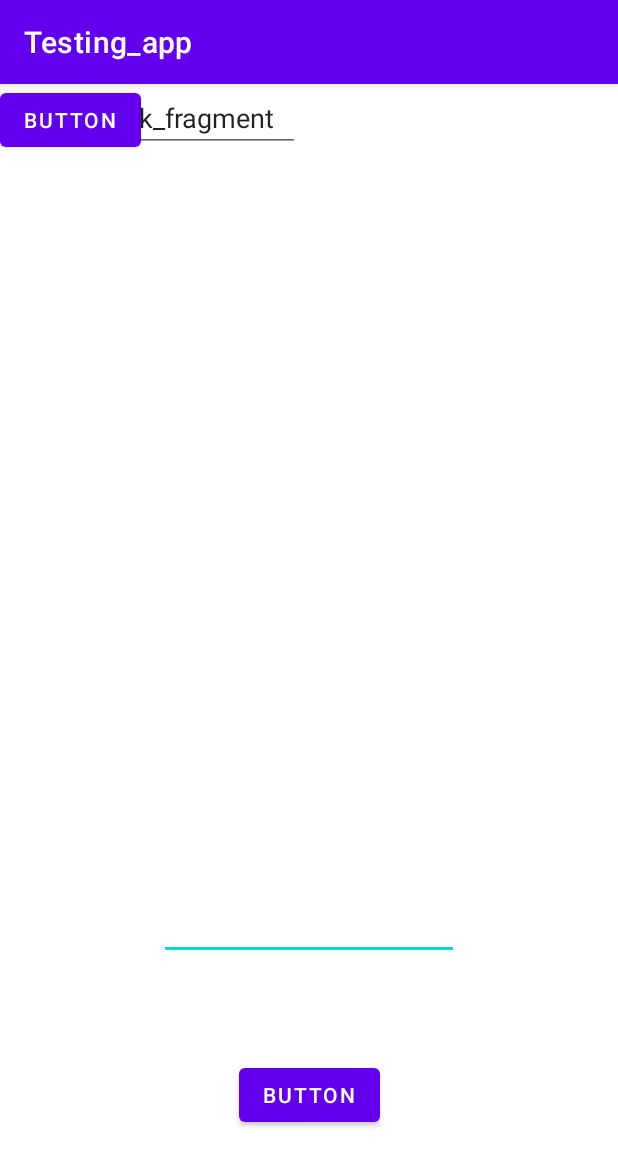
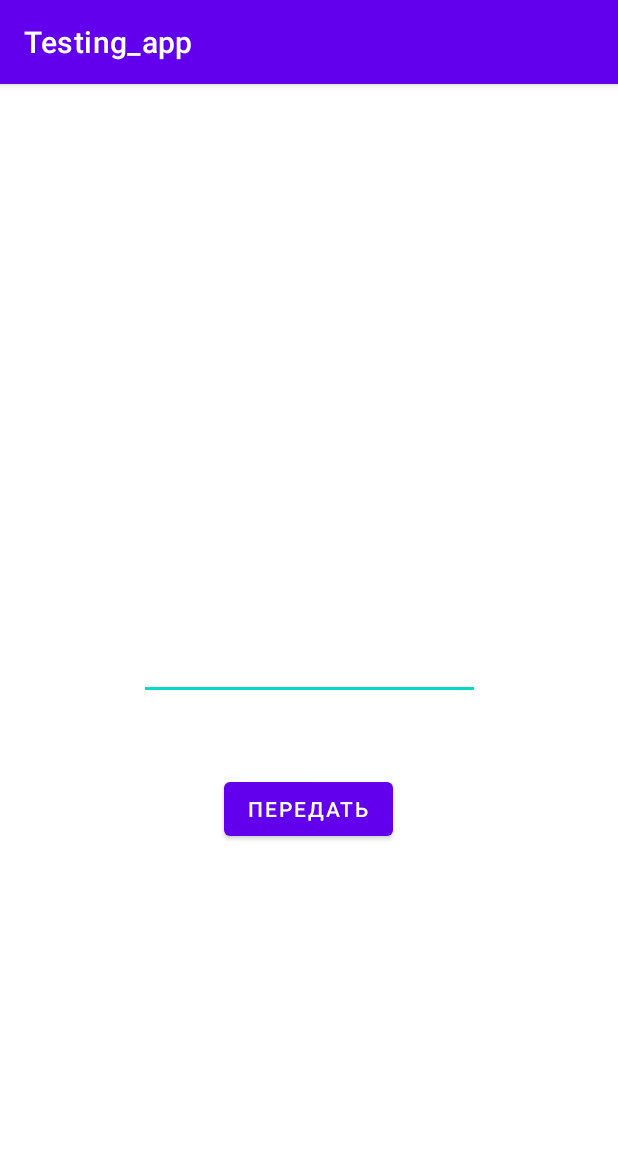
Before and after one commit to steelarmofjustice/Testing_app, an Android app: the screen it shows after launch (MainActivity), on a phone screen of 412 x 824 dp. Shown: the top 1166 px of the screen. Run offline under Robolectric (Android 15) with nearby library versions, the phone set to English and light mode, and no system bars.

Commit message:
Main commit

```diff
--- /dev/null
+++ b/app/src/main/java/com/example/testing_app/ButtonClick.kt
@@ -0,0 +1,5 @@
+package com.example.testing_app
+
+interface ButtonClick {
+    fun onClick()
+}
--- a/app/src/main/java/com/example/testing_app/Frag_1.kt
+++ b/app/src/main/java/com/example/testing_app/Frag_1.kt
@@ -1,14 +1,18 @@
 package com.example.testing_app
 
+import android.content.Context
 import android.os.Bundle
 import androidx.fragment.app.Fragment
 import android.view.LayoutInflater
 import android.view.View
 import android.view.ViewGroup
+import android.widget.Button
 import android.widget.EditText
 import android.widget.TextView
 
 class Frag_1 : Fragment() {
+
+    private var click : ButtonClick? = null
 
     override fun onCreateView(
         inflater: LayoutInflater, container: ViewGroup?,
@@ -16,17 +20,26 @@ class Frag_1 : Fragment() {
     ): View? {
         val view = inflater.inflate(R.layout.fragment_frag_1, container, false)
         val textV: EditText = view.findViewById(R.id.inptxt)
+        view.findViewById<Button>(R.id.button).apply {
+            setOnClickListener{ click?.onClick() }
+        }
         return view
     }
 
-    companion object {
-        fun newInstance(id: Int): Frag_1{
+    /**companion object {
+        fun newInstance(id: String): Frag_1{
             val args = Bundle()
-            args.putInt("openWithID", id)
+            args.putString("openWithID", id)
             val fragment = Frag_1()
             fragment.arguments = args
             return fragment
         }
+    }*/
+
+    override fun onAttach(context: Context) {
+        super.onAttach(context)
+        if(context is ButtonClick){
+            click = context
+        }
     }
-    //supportFragmentManager.beginTransaction().add(R.id.contain, Frag_1()).commit()
 }
--- a/app/src/main/java/com/example/testing_app/MainActivity.kt
+++ b/app/src/main/java/com/example/testing_app/MainActivity.kt
@@ -8,14 +8,15 @@ import android.widget.Button
 import android.widget.EditText
 import android.widget.TextView
 
-interface FragClickListen {
-    fun onClick()
-}
-
-class MainActivity : AppCompatActivity() {
+class MainActivity : AppCompatActivity(), ButtonClick {
+    private var txt = ""
     override fun onCreate(savedInstanceState: Bundle?) {
         super.onCreate(savedInstanceState)
         setContentView(R.layout.activity_main)
+        supportFragmentManager.beginTransaction()
+            .addToBackStack(null)
+            .replace(R.id.contain1, Frag_1())
+            .commit()
         /**val textV:EditText = findViewById(R.id.txt)
         val button = findViewById<Button>(R.id.button)
         button.setOnClickListener {
@@ -25,7 +26,13 @@ class MainActivity : AppCompatActivity() {
             data.putExtra("msg", inp)
             startActivity(data)
         }*/
+    }
 
-        supportFragmentManager.beginTransaction().add(R.id.contain, Frag_1()).commit()
+    override fun onClick() {
+        txt = "Trello"
+        supportFragmentManager.beginTransaction()
+            .addToBackStack(null)
+            .replace(R.id.contain1, Frag_2.newInstance(txt))
+            .commit()
     }
 }
--- a/app/src/main/res/layout/activity_main.xml
+++ b/app/src/main/res/layout/activity_main.xml
@@ -6,33 +6,15 @@
     android:layout_height="match_parent"
     tools:context=".MainActivity">
 
-    <EditText
-        android:id="@+id/txt"
-        android:layout_width="200dp"
-        android:layout_height="400dp"
-        android:editable="true"
-        app:layout_constraintBottom_toBottomOf="parent"
-        app:layout_constraintLeft_toLeftOf="parent"
-        app:layout_constraintRight_toRightOf="parent"
+
+    <FrameLayout
+        android:id="@+id/contain1"
+        android:layout_width="match_parent"
+        android:layout_height="match_parent"
+        app:layout_constraintEnd_toEndOf="parent"
+        app:layout_constraintHorizontal_bias="0.49"
+        app:layout_constraintStart_toStartOf="parent"
         app:layout_constraintTop_toTopOf="parent" />
 
-    <Button
-        android:id="@+id/button"
-        android:layout_width="wrap_content"
-        android:layout_height="wrap_content"
-        android:text="Button"
-        app:layout_constraintBottom_toBottomOf="parent"
-        app:layout_constraintEnd_toEndOf="parent"
-        app:layout_constraintStart_toStartOf="parent"
-        app:layout_constraintTop_toTopOf="parent"
-        app:layout_constraintVertical_bias="0.903"
-        tools:ignore="UsingOnClickInXml" />
-
-    <FrameLayout
-        android:id="@+id/contain"
-        android:layout_width="match_parent"
-        android:layout_height="match_parent"
-        app:layout_constraintTop_toTopOf="parent"
-        tools:layout_editor_absoluteX="0dp" />
 
 </androidx.constraintlayout.widget.ConstraintLayout>
--- a/app/src/main/res/layout/fragment_frag_1.xml
+++ b/app/src/main/res/layout/fragment_frag_1.xml
@@ -1,27 +1,32 @@
 <?xml version="1.0" encoding="utf-8"?>
-<FrameLayout xmlns:android="http://schemas.android.com/apk/res/android"
+<androidx.constraintlayout.widget.ConstraintLayout
+ xmlns:android="http://schemas.android.com/apk/res/android"
+    xmlns:app="http://schemas.android.com/apk/res-auto"
     xmlns:tools="http://schemas.android.com/tools"
-    xmlns:app="http://schemas.android.com/apk/res-auto"
     android:layout_width="match_parent"
     android:layout_height="match_parent"
-    tools:context=".Frag_1">
-
-    <!-- TODO: Update blank fragment layout -->
+    tools:context=".MainActivity">
 
     <EditText
         android:id="@+id/inptxt"
-        android:layout_width="200dp"
-        android:layout_height="wrap_content"
-        android:text="/hello_blank_fragment"
+        android:layout_width="227dp"
+        android:layout_height="286dp"
         app:layout_constraintBottom_toBottomOf="parent"
         app:layout_constraintLeft_toLeftOf="parent"
         app:layout_constraintRight_toRightOf="parent"
-        app:layout_constraintTop_toTopOf="parent" />
+        app:layout_constraintTop_toTopOf="parent"
+        app:layout_constraintVertical_bias="0.258" />
 
     <Button
-        android:id="@+id/button2"
+        android:id="@+id/button"
         android:layout_width="wrap_content"
         android:layout_height="wrap_content"
-        android:text="Button" />
+        android:text="Передать"
+        app:layout_constraintBottom_toBottomOf="parent"
+        app:layout_constraintHorizontal_bias="0.498"
+        app:layout_constraintLeft_toLeftOf="parent"
+        app:layout_constraintRight_toRightOf="parent"
+        app:layout_constraintTop_toTopOf="parent"
+        app:layout_constraintVertical_bias="0.638" />
 
-</FrameLayout>
+</androidx.constraintlayout.widget.ConstraintLayout>
```
Also changed, not shown: app/src/main/java/com/example/testing_app/Frag_2.kt (added, +33 -0 lines), app/src/main/res/layout/fragment_frag_2.xml (added, +22 -0 lines).
